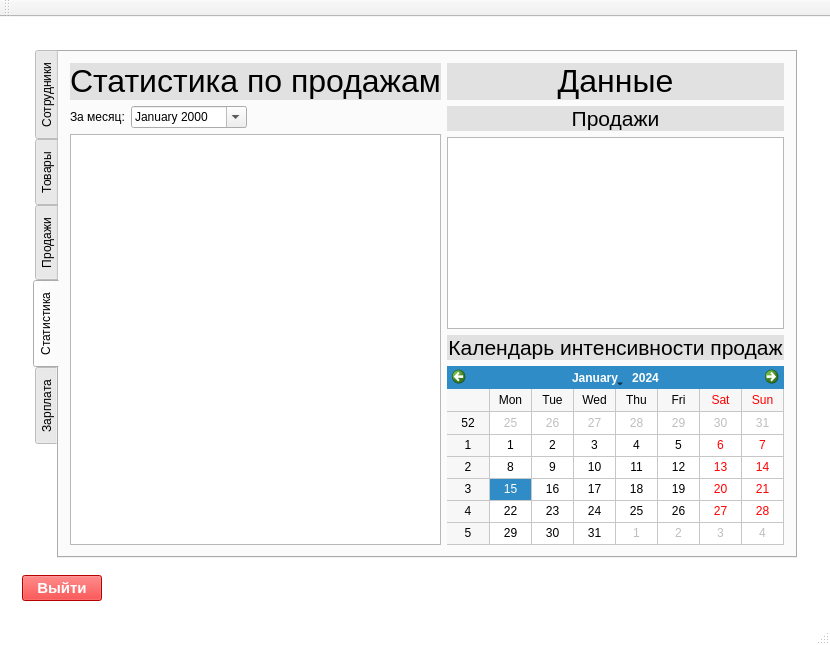
The window that iSalary/iSalary/mainwindow.ui (Polikarpova/iSalary) describes before a commit, drawn with Qt 5.
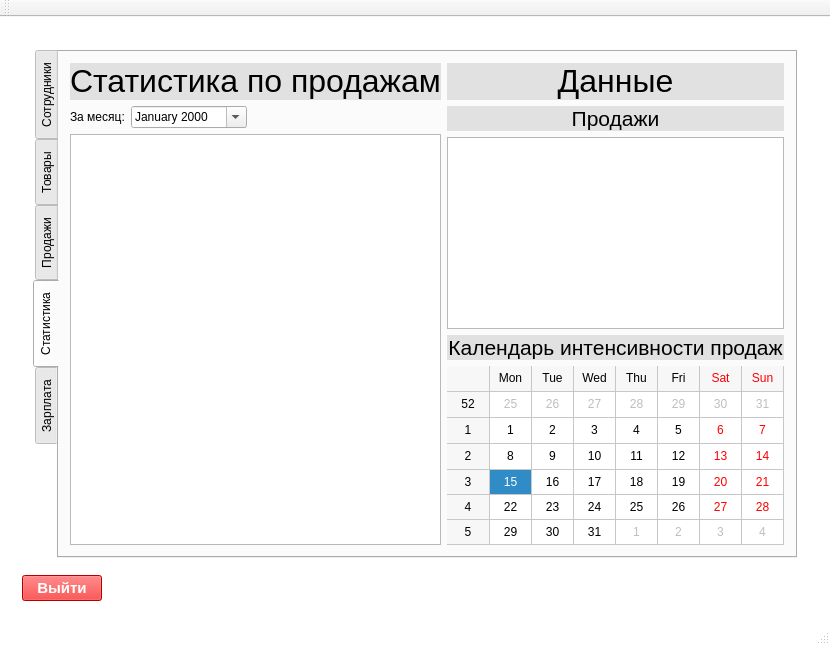
The same window after the commit.

What changed in the file:
```diff
--- a/iSalary/iSalary/mainwindow.ui
+++ b/iSalary/iSalary/mainwindow.ui
@@ -2,6 +2,9 @@
 <ui version="4.0">
  <class>MainWindowClass</class>
  <widget class="QMainWindow" name="MainWindowClass">
+  <property name="enabled">
+   <bool>true</bool>
+  </property>
   <property name="geometry">
    <rect>
     <x>0</x>
@@ -16,6 +19,9 @@
   <property name="styleSheet">
    <string notr="true">QMainWindow {background-color: white}</string>
   </property>
+  <property name="tabShape">
+   <enum>QTabWidget::Rounded</enum>
+  </property>
   <widget class="QWidget" name="centralWidget">
    <layout class="QHBoxLayout" name="horizontalLayout_17">
     <item>
@@ -1216,11 +1222,17 @@
                     <property name="gridVisible">
                      <bool>true</bool>
                     </property>
+                    <property name="selectionMode">
+                     <enum>QCalendarWidget::NoSelection</enum>
+                    </property>
+                    <property name="horizontalHeaderFormat">
+                     <enum>QCalendarWidget::ShortDayNames</enum>
+                    </property>
                     <property name="verticalHeaderFormat">
                      <enum>QCalendarWidget::ISOWeekNumbers</enum>
                     </property>
                     <property name="navigationBarVisible">
-                     <bool>true</bool>
+                     <bool>false</bool>
                     </property>
                     <property name="dateEditEnabled">
                      <bool>true</bool>
```
Left out of the diff: 2 changed lines with no effect on the pictures.
